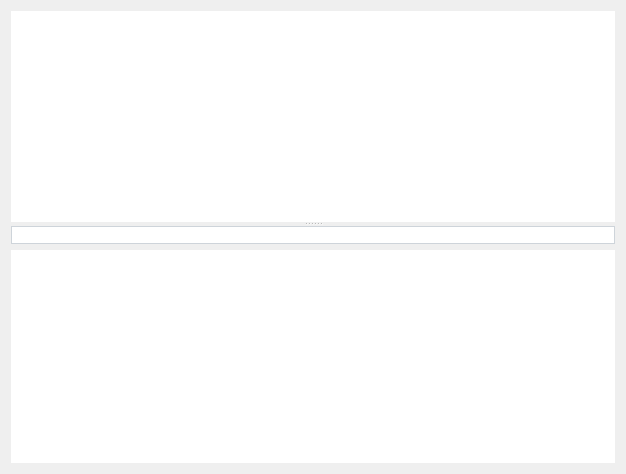
Before: the Qt Designer form NBAdmin/TabWindow.ui in gitnitrosbase/QtAdmin, drawn with Qt 5.
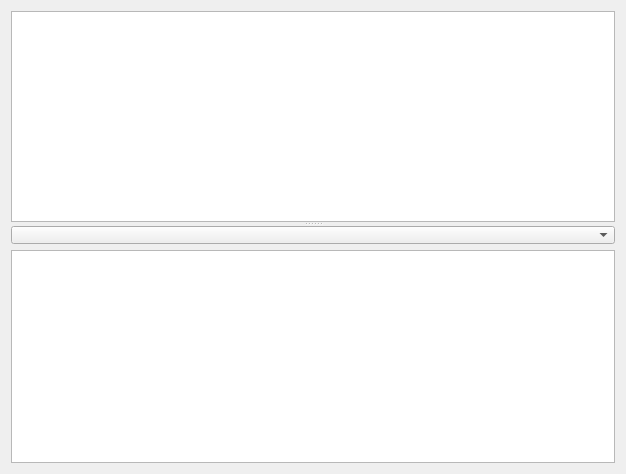
After: the same form once the commit is applied. Icons and pictures are not drawn.

Commit message: Change StandardTableModel to custom table model (ResponceView)

```diff
--- a/NBAdmin/TabWindow.ui
+++ b/NBAdmin/TabWindow.ui
@@ -14,57 +14,7 @@
    <string>Form</string>
   </property>
   <property name="styleSheet">
-   <string notr="true">QTextEdit {
-	border: 0;
-}
-
-QComboBox {
-	font: 10pt &quot;Segoe UI&quot;;
-    color: #555;
-	border: 1px solid #ced4da;
-}
-
-QComboBox::drop-down 
-{
-    border: 0px;
-}
-
-QComboBox::down-arrow {
-	image: url(:/images/arrow.svg);
-	width: 10px;
-	height: 10px;
-}
-
-QComboBox::on {
-	border: 4px solid #c2dbfe;
-}
-
-QComboBox QListView {
-	font-size: 12px;
-	border: 1px solid rgba(0,0,0,10%);
-	padding: 5px;	
-	background-color: #fff;
-	outline: 0px;
-}
-
-QComboBox QListView::item {
-	font: 10pt &quot;Segoe UI&quot;;
-	padding-left: 10px;
-	background-color: #fff;
-	
-}
-
-QComboBox QListView::item {	
-	background-color: #1e90ff;
-}
-
-QComboBox QListView::item::selectd {
-	background-color: #1e90ff;
-}
-
-QTableView {
-	border: 0px;
-}</string>
+   <string notr="true">QTextEdit {	border: 0;}QComboBox {	font: 10pt \&quot;Segoe UI\&quot;;    color: #555;	border: 1px solid #ced4da;}QComboBox::drop-down {    border: 0px;}QComboBox::down-arrow {	image: url(:/images/arrow.svg);	width: 10px;	height: 10px;}QComboBox::on {	border: 4px solid #c2dbfe;}QComboBox QListView {	font-size: 12px;	border: 1px solid rgba(0,0,0,10%);	padding: 5px;		background-color: #fff;	outline: 0px;}QComboBox QListView::item {	font: 10pt \&quot;Segoe UI\&quot;;	padding-left: 10px;	background-color: #fff;	}QComboBox QListView::item {		background-color: #1e90ff;}QComboBox QListView::item::selectd {	background-color: #1e90ff;}QTableView {	border: 0px;}</string>
   </property>
   <layout class="QVBoxLayout" name="verticalLayout">
    <item>
@@ -79,6 +29,18 @@
 padding: 0;</string>
       </property>
       <layout class="QGridLayout" name="gridLayout">
+       <property name="leftMargin">
+        <number>0</number>
+       </property>
+       <property name="topMargin">
+        <number>0</number>
+       </property>
+       <property name="rightMargin">
+        <number>0</number>
+       </property>
+       <property name="bottomMargin">
+        <number>0</number>
+       </property>
        <item row="0" column="0">
         <widget class="QComboBox" name="comboBox_">
          <property name="styleSheet">
```
The commit also changes 13 other files.
